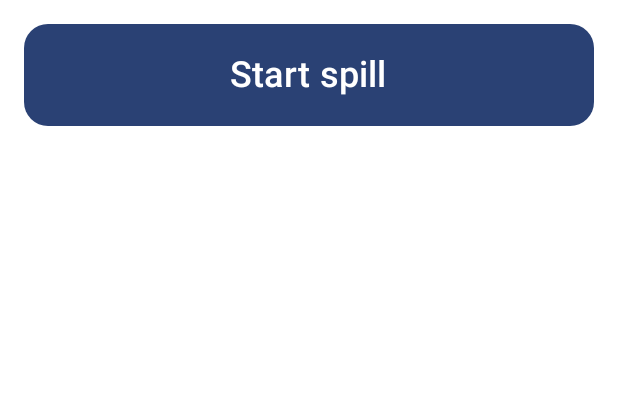
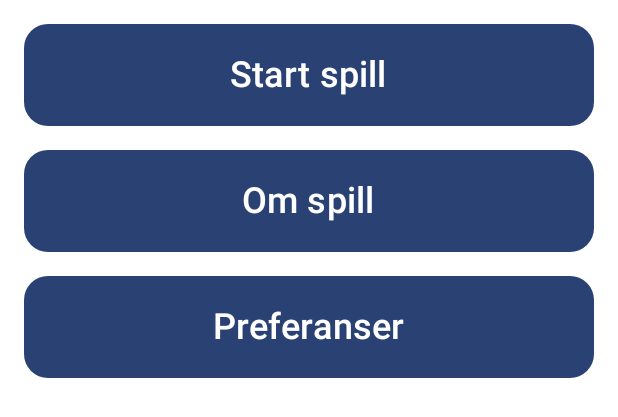
Before and after one commit to hagmal/Numbino, an Android app built with Jetpack Compose: the @Preview function StartSkjermPreview, on a phone screen of 412 x 824 dp. Shown: the top 417 px of the screen. Run offline under Robolectric (Android 15) with nearby library versions, the light colour scheme and no system bars.

Commit message:
Lagt til knappene på startskjermen

```diff
--- a/app/src/main/java/com/example/numbino_s305896/ui/sider/StartSkjerm.kt
+++ b/app/src/main/java/com/example/numbino_s305896/ui/sider/StartSkjerm.kt
@@ -1,12 +1,15 @@
 package com.example.numbino_s305896.ui.sider
 
 import androidx.compose.foundation.layout.Column
+import androidx.compose.foundation.layout.Spacer
 import androidx.compose.foundation.layout.fillMaxSize
+import androidx.compose.foundation.layout.height
 import androidx.compose.foundation.layout.padding
 import androidx.compose.material3.Text
 import androidx.compose.runtime.Composable
 import androidx.compose.ui.Alignment
 import androidx.compose.ui.Modifier
+import androidx.compose.ui.layout.ModifierLocalBeyondBoundsLayout
 import androidx.compose.ui.res.stringResource
 import androidx.compose.ui.tooling.preview.Preview
 import androidx.compose.ui.unit.dp
@@ -31,6 +34,20 @@ fun StartSkjermen (
             tekst = stringResource(id = R.string.start_spill),
             onClick = klikkStartSpill
         )
+
+        Spacer(modifier = Modifier.height(16.dp))
+
+        StartKnappen(
+            tekst = stringResource(id = R.string.om_spill),
+            onClick = klikkOmSpill
+        )
+
+        Spacer(modifier = Modifier.height(16.dp))
+
+        StartKnappen(
+            tekst = stringResource(id = R.string.preferanser),
+            onClick = klikkPreferanser
+        )
     }
 }
 
```
